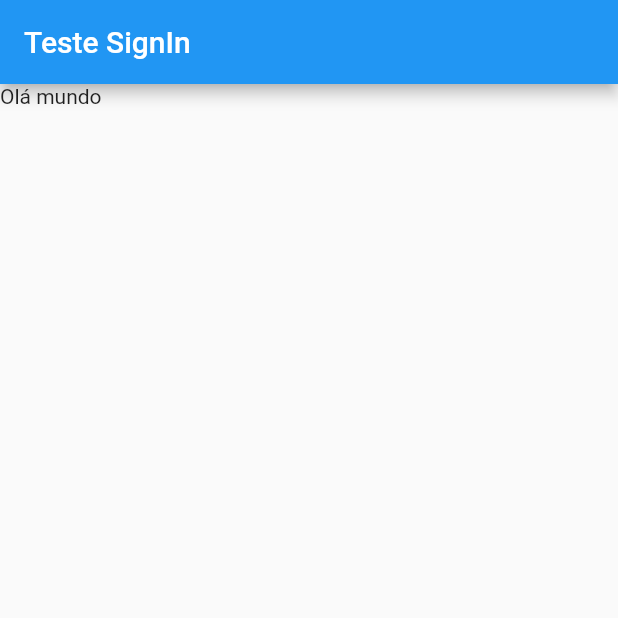
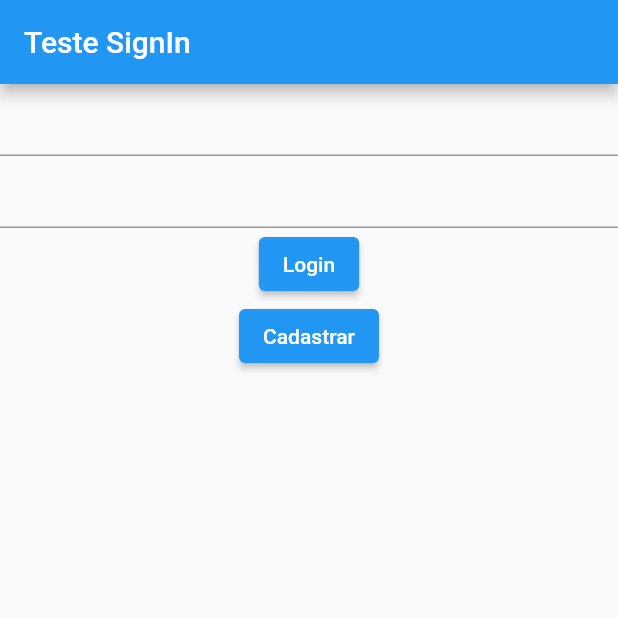
Before and after one commit to lgrotrab/designer_diary, a Flutter app: the screen it shows after launch, on a phone screen of 412 x 824 dp, the top half of it. Run offline on Flutter 3.47's test engine with Material 2 defaults, Android fonts, the phone set to English and light mode, and no system bars; our stand-ins replace cloud_firestore, firebase_auth, firebase_core; accounts and stored records are empty.

Commit message:
Adicionando funções básicas de registro e login para teste

```diff
--- a/lib/main.dart
+++ b/lib/main.dart
@@ -2,7 +2,6 @@ import 'package:designer_diary/firebase/authentication.dart';
 import 'package:flutter/material.dart';
 
 void main() {
-  signIn();
   runApp(MyApp());
 }
 
@@ -30,7 +29,10 @@ class MyApp extends StatelessWidget {
 }
 
 class homePage extends StatelessWidget {
-  const homePage({Key? key}) : super(key: key);
+  homePage({Key? key}) : super(key: key);
+
+  TextEditingController emailController = TextEditingController();
+  TextEditingController passwordController = TextEditingController();
 
   @override
   Widget build(BuildContext context) {
@@ -38,7 +40,32 @@ class homePage extends StatelessWidget {
       appBar: AppBar(
         title: Text('Teste SignIn'),
       ),
-      body: Text('Olá mundo'),
+      body: Column(
+        children: [
+          TextField(
+            controller: emailController,
+          ),
+          TextField(
+            controller: passwordController,
+            obscureText: true,
+          ),
+          ElevatedButton(
+            onPressed: () {
+              signIn(emailController.text, passwordController.text);
+            },
+            child: Text('Login'),
+          ),
+          ElevatedButton(
+            onPressed: () {
+              register(
+                emailController.text,
+                passwordController.text,
+              );
+            },
+            child: Text('Cadastrar'),
+          )
+        ],
+      ),
     );
   }
 }
--- a/pubspec.yaml
+++ b/pubspec.yaml
@@ -29,6 +29,7 @@ dependencies:
   cupertino_icons: ^1.0.2
   firebase_core:
   firebase_auth:
+  cloud_firestore:
 
 dev_dependencies:
   flutter_test:
```
Also changed, not shown: lib/firebase/authentication.dart (+25 -4 lines), lib/firebase/firestore.dart (added, +10 -0 lines), pubspec.lock, 1 other file.
